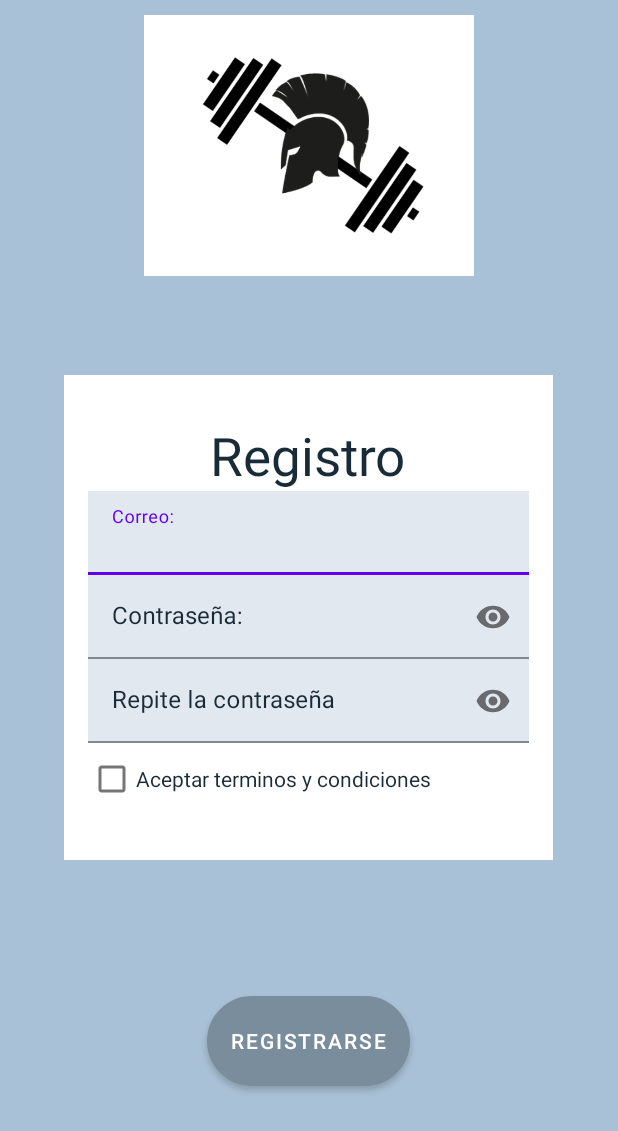
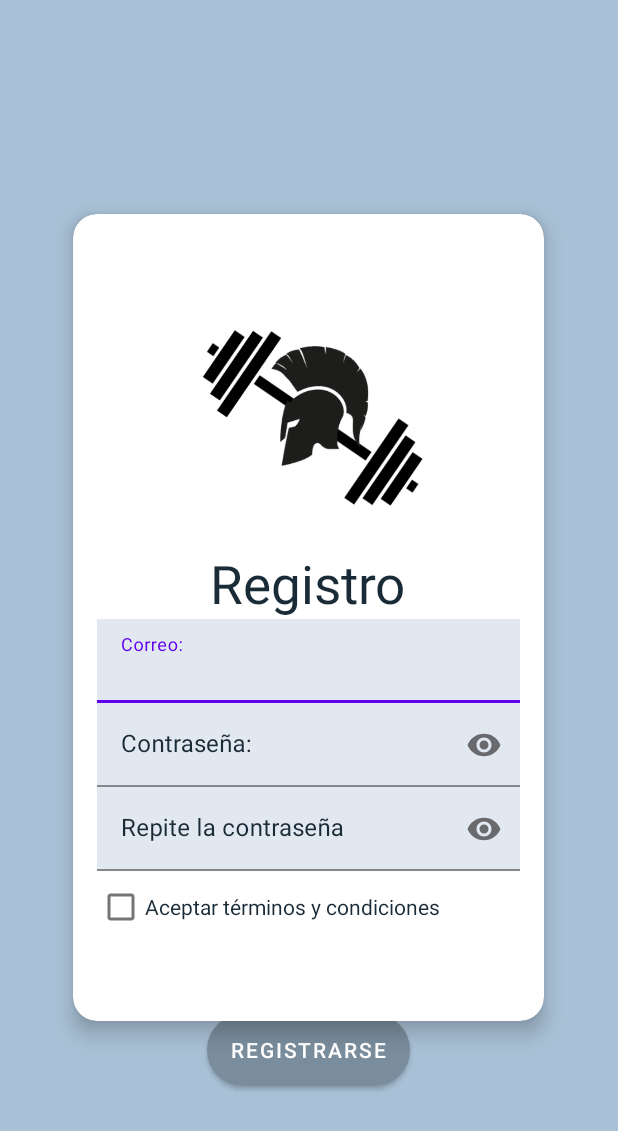
Before and after one commit to Santi0123/Food_Active, an Android app: the Registrarse screen opened directly, with no data from a screen before it, on a phone screen of 412 x 824 dp. Shown: the top 1131 px of the screen. Run offline under Robolectric (Android 15) with nearby library versions, the light colour scheme and no system bars; our stand-ins replace Dagger/Hilt's generated code.

Commit message:
mejora experiencia del usuario

```diff
--- a/app/build.gradle.kts
+++ b/app/build.gradle.kts
@@ -57,7 +57,7 @@ dependencies {
     implementation(libs.androidx.navigation.fragment.ktx)
     implementation(libs.androidx.navigation.ui.ktx)
     implementation(libs.play.services.mlkit.text.recognition.common)
-
+    implementation ("androidx.cardview:cardview:1.0.0")
     // Hilt
     implementation("com.google.dagger:hilt-android:2.51.1")
     kapt("com.google.dagger:hilt-android-compiler:2.51.1")
--- a/app/src/main/res/layout/fragment_registrarse.xml
+++ b/app/src/main/res/layout/fragment_registrarse.xml
@@ -7,23 +7,33 @@
     android:background="@color/fondo_de_la_aplicacion"
     tools:context=".ui.views.activities.Registrarse">
 
+    <androidx.cardview.widget.CardView
+        android:id="@+id/card_view"
+        android:layout_width="314dp"
+        android:layout_height="538dp"
+        android:layout_gravity="center"
+        android:layout_margin="80dp"
+        app:cardCornerRadius="16dp"
+    app:cardElevation="8dp"
+    android:backgroundTint="@android:color/white">
+
         <LinearLayout
             android:id="@+id/linearLayout"
-        style="?attr/shapeAppearanceCornerLarge"
-        android:layout_width="326dp"
-        android:layout_height="323dp"
-        android:layout_gravity="center"
-        android:layout_margin="80dp"
-        android:background="@android:color/white"
+            android:layout_width="match_parent"
+            android:layout_height="525dp"
             android:gravity="center"
             android:orientation="vertical"
-        android:padding="16dp"
-        app:layout_constraintBottom_toBottomOf="parent"
-        app:layout_constraintEnd_toEndOf="parent"
-        app:layout_constraintStart_toStartOf="parent"
-        app:layout_constraintTop_toTopOf="parent"
-        app:layout_constraintVertical_bias="0.692">
+            android:padding="16dp">
 
+            <!-- Imagen -->
+            <ImageView
+                android:id="@+id/imageView2"
+                android:layout_width="247dp"
+                android:layout_height="173dp"
+                android:layout_marginTop="10dp"
+                app:srcCompat="@drawable/foto_principal" />
+
+            <!-- Título -->
             <TextView
                 android:id="@+id/text_login"
                 android:layout_width="wrap_content"
@@ -33,6 +43,7 @@
                 android:textColor="@color/black"
                 android:textSize="35sp" />
 
+            <!-- Correo -->
             <com.google.android.material.textfield.TextInputLayout
                 android:id="@+id/text_mod_nombre"
                 android:layout_width="match_parent"
@@ -49,6 +60,7 @@
                     android:textColor="@color/black" />
             </com.google.android.material.textfield.TextInputLayout>
 
+            <!-- Contraseña -->
             <com.google.android.material.textfield.TextInputLayout
                 android:id="@+id/textModPassword"
                 android:layout_width="match_parent"
@@ -64,9 +76,9 @@
                     android:hint="Contraseña:"
                     android:inputType="textPassword"
                     android:textColor="@color/black" />
-
             </com.google.android.material.textfield.TextInputLayout>
 
+            <!-- Confirmar Contraseña -->
             <com.google.android.material.textfield.TextInputLayout
                 android:layout_width="match_parent"
                 android:layout_height="wrap_content"
@@ -83,19 +95,22 @@
                     android:textColor="@color/black" />
             </com.google.android.material.textfield.TextInputLayout>
 
+            <!-- Checkbox -->
             <CheckBox
                 android:id="@+id/checkBox"
                 android:layout_width="match_parent"
                 android:layout_height="wrap_content"
-            android:text="Aceptar terminos y condiciones"
+                android:text="Aceptar términos y condiciones"
                 android:textColor="@color/black" />
 
         </LinearLayout>
+    </androidx.cardview.widget.CardView>
 
+    <!-- Botón de registrarse -->
     <Button
         android:id="@+id/aceptar_boton"
         android:layout_width="wrap_content"
-        android:layout_height="60dp"
+        android:layout_height="wrap_content"
         android:layout_gravity="center|bottom"
         android:layout_marginTop="36dp"
         android:layout_marginBottom="100dp"
@@ -104,20 +119,4 @@
         android:text="Registrarse"
         app:backgroundTint="@null" />
 
-
-
-    <LinearLayout
-        android:layout_width="match_parent"
-        android:layout_height="184dp"
-        android:orientation="horizontal">
-        <ImageView
-            android:id="@+id/imageView2"
-            android:layout_width="wrap_content"
-            android:layout_height="wrap_content"
-            app:srcCompat="@drawable/foto_principal"
-            android:layout_marginTop="10dp"/>
-
-    </LinearLayout>
-
-
     </FrameLayout>
--- a/app/src/main/res/values/strings.xml
+++ b/app/src/main/res/values/strings.xml
@@ -1,5 +1,5 @@
 <resources>
-    <string name="app_name">Gym Active</string>
+    <string name="app_name">Food Active</string>
 
     <string name="acceder_pagina">Accediendo</string>
     <string name="no_se_puede_acceder">Usuario o contraseña incorrectos</string>
```
Lines whose indentation alone changed are shown as unchanged.
